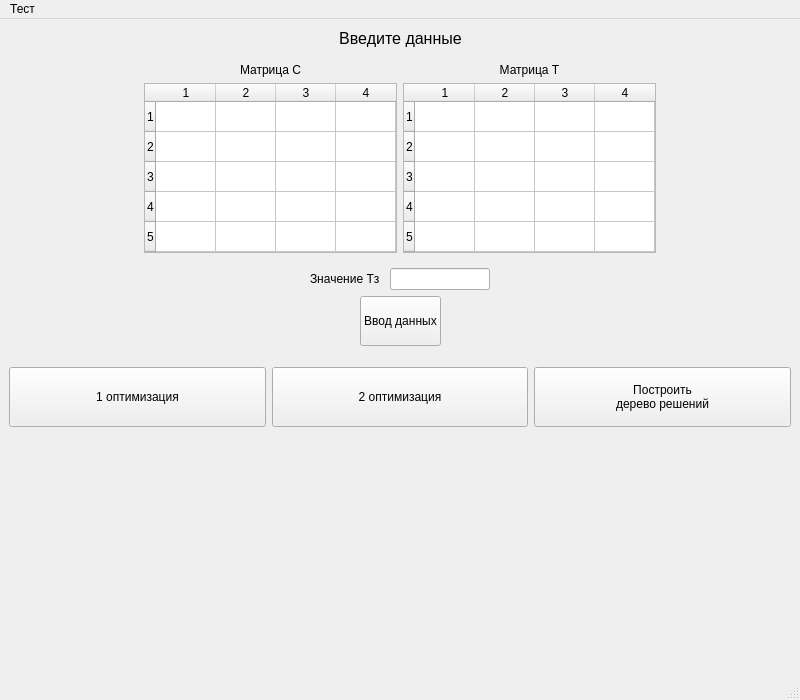
This is main_window.ui in ZOaZOaZoa/UBS_lab1 as Qt 5 draws it before an edit. The edited form follows.
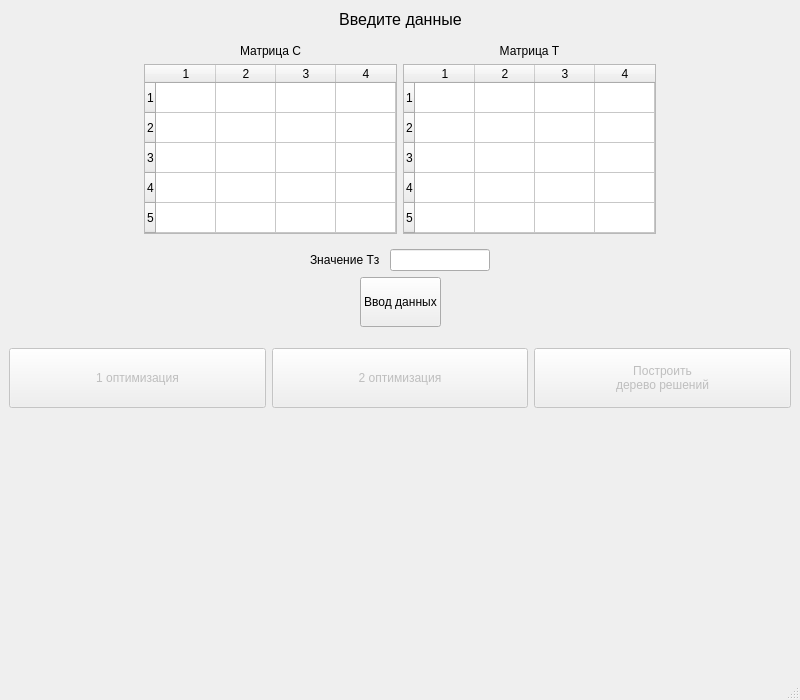
This is the edited form.

Diff of the .ui file:
```diff
--- a/main_window.ui
+++ b/main_window.ui
@@ -311,6 +311,9 @@
      <layout class="QHBoxLayout" name="horizontalLayout_2">
       <item>
        <widget class="QPushButton" name="optimize1">
+        <property name="enabled">
+         <bool>false</bool>
+        </property>
         <property name="minimumSize">
          <size>
           <width>0</width>
@@ -324,6 +327,9 @@
       </item>
       <item>
        <widget class="QPushButton" name="optimize2">
+        <property name="enabled">
+         <bool>false</bool>
+        </property>
         <property name="minimumSize">
          <size>
           <width>0</width>
@@ -337,6 +343,9 @@
       </item>
       <item>
        <widget class="QPushButton" name="decisionTreeBtn">
+        <property name="enabled">
+         <bool>false</bool>
+        </property>
         <property name="sizePolicy">
          <sizepolicy hsizetype="Minimum" vsizetype="Fixed">
           <horstretch>0</horstretch>
@@ -494,12 +503,6 @@
      <height>21</height>
     </rect>
    </property>
-   <widget class="QMenu" name="menu">
-    <property name="title">
-     <string>Тест</string>
-    </property>
-   </widget>
-   <addaction name="menu"/>
   </widget>
   <widget class="QStatusBar" name="statusbar"/>
  </widget>
```
Left out of the diff: 2 changed lines with no effect on the pictures.
